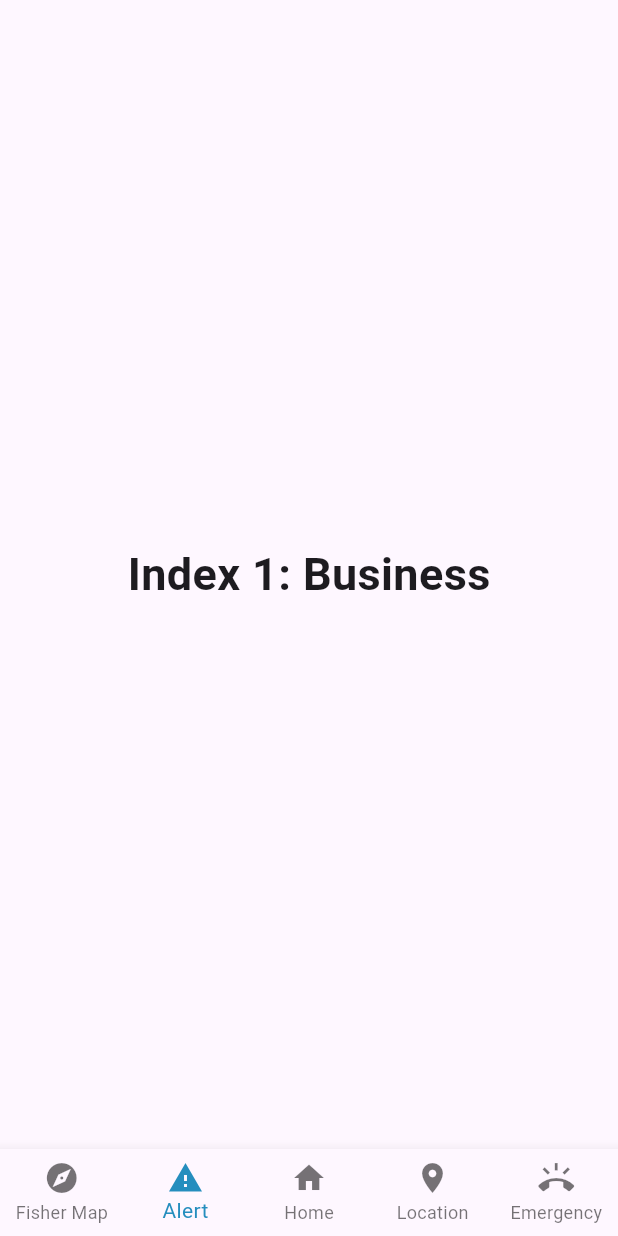
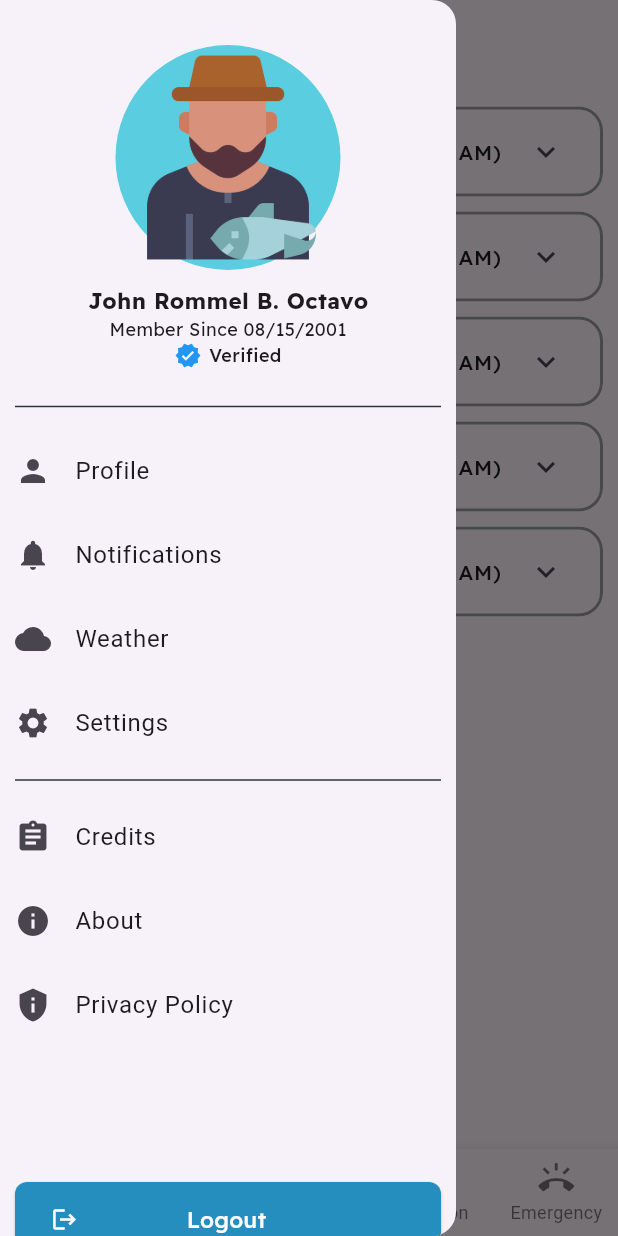
Before and after one commit to jirrroooo/FisherMapPH-Mobile-Application, a Flutter app: the screen it shows after launch, item 2 of the bottom bar chosen, with the side drawer open (before the commit the screen has no drawer), on a phone screen of 412 x 824 dp. Run offline on Flutter 3.47's test engine with Material 3 defaults, Android fonts, the phone set to English and light mode, and no system bars; our stand-ins replace bloc, flutter_bloc, flutter_secure_storage; project files that could hold a hidden picture were left out.

Commit message:
ui: location log and alert log pages

```diff
--- /dev/null
+++ b/lib/components/drawer.dart
@@ -0,0 +1,149 @@
+import 'package:flutter/material.dart';
+
+class AppDrawer extends StatelessWidget {
+  const AppDrawer({super.key});
+
+  @override
+  Widget build(BuildContext context) {
+    return Drawer(
+      child: Padding(
+        padding: const EdgeInsets.all(10.0),
+        child: Column(
+          children: [
+            SizedBox(
+              height: 20,
+            ),
+            Container(
+              width: 150.0,
+              height: 150.0,
+              decoration: BoxDecoration(
+                borderRadius: BorderRadius.all(Radius.circular(75.0)),
+                color: Color.fromRGBO(90, 205, 224, 1),
+              ),
+              child: Image.asset(
+                'assets/images/fisherman.png',
+              ),
+            ),
+            SizedBox(
+              height: 10,
+            ),
+            Text(
+              "John Rommel B. Octavo",
+              style: TextStyle(
+                  fontWeight: FontWeight.bold,
+                  fontSize: 15,
+                  fontFamily: "Readex Pro"),
+            ),
+            Text("Member Since 08/15/2001",
+                style: TextStyle(fontSize: 12, fontFamily: "Readex Pro")),
+            Row(
+              mainAxisAlignment: MainAxisAlignment.center,
+              children: [
+                Icon(
+                  Icons.verified,
+                  color: Colors.blue,
+                  size: 18,
+                ),
+                SizedBox(
+                  width: 5,
+                ),
+                Text("Verified",
+                    style: TextStyle(
+                        fontSize: 12,
+                        fontWeight: FontWeight.w500,
+                        fontFamily: "Readex Pro"))
+              ],
+            ),
+            SizedBox(
+              height: 10,
+            ),
+            const Divider(
+              height: 30,
+              thickness: 1,
+              color: Color.fromRGBO(47, 51, 64, 1),
+            ),
+            ListTile(
+              contentPadding: EdgeInsets.zero,
+              leading: Icon(Icons.person),
+              title: Text('Profile'),
+              onTap: () => {},
+            ),
+            ListTile(
+              contentPadding: EdgeInsets.zero,
+              leading: Icon(Icons.notifications),
+              title: Text('Notifications'),
+              onTap: () => {},
+            ),
+            ListTile(
+              contentPadding: EdgeInsets.zero,
+              leading: Icon(Icons.cloud),
+              title: Text('Weather'),
+              onTap: () => {},
+            ),
+            ListTile(
+              contentPadding: EdgeInsets.zero,
+              leading: Icon(Icons.settings),
+              title: Text('Settings'),
+              onTap: () => {},
+            ),
+            const Divider(
+              height: 20,
+              thickness: 1,
+              color: Color.fromRGBO(47, 51, 64, 1),
+            ),
+            ListTile(
+              contentPadding: EdgeInsets.zero,
+              leading: Icon(Icons.assignment),
+              title: Text('Credits'),
+              onTap: () => {},
+            ),
+            ListTile(
+              contentPadding: EdgeInsets.zero,
+              leading: Icon(Icons.info),
+              title: Text('About'),
+              onTap: () => {},
+            ),
+            ListTile(
+              contentPadding: EdgeInsets.zero,
+              leading: Icon(Icons.privacy_tip),
+              title: Text('Privacy Policy'),
+              onTap: () => {},
+            ),
+            SizedBox(
+              height: 90,
+            ),
+            ElevatedButton(
+                onPressed: () => {},
+                child: Row(
+                  mainAxisAlignment: MainAxisAlignment.spaceBetween,
+                  children: [
+                    Icon(
+                      Icons.logout,
+                      color: Colors.white,
+                    ),
+                    Text(
+                      "Logout",
+                      style: TextStyle(
+                          color: Colors.white,
+                          fontWeight: FontWeight.w500,
+                          fontFamily: "Readex Pro",
+                          fontSize: 15),
+                    ),
+                    SizedBox(
+                      width: 20,
+                    )
+                  ],
+                ),
+                style: ButtonStyle(
+                    minimumSize: MaterialStatePropertyAll(Size(270, 50)),
+                    backgroundColor: MaterialStatePropertyAll(
+                        Color.fromRGBO(37, 142, 190, 1)),
+                    shape: MaterialStatePropertyAll(RoundedRectangleBorder(
+                      borderRadius: BorderRadius.circular(8.0),
+                    ))))
+          ],
+        ),
+      ),
+    );
+  }
+}
--- /dev/null
+++ b/lib/features/alert_page/screens/alert_log_screen.dart
@@ -0,0 +1,151 @@
+import 'dart:ui';
+
+import 'package:fishermap_ph_mobileapp/components/drawer.dart';
+import 'package:flutter/material.dart';
+import 'package:flutter/widgets.dart';
+
+class AlertLogPage extends StatefulWidget {
+  const AlertLogPage({super.key});
+
+  @override
+  State<AlertLogPage> createState() => _AlertLogPageState();
+}
+
+class _AlertLogPageState extends State<AlertLogPage> {
+  TextStyle tableTitleStyle = TextStyle(
+      fontFamily: "Readex Pro", fontSize: 12, fontWeight: FontWeight.w500);
+
+  TextStyle tableValStyle = TextStyle(fontFamily: "Readex Pro", fontSize: 12);
+
+  @override
+  Widget build(BuildContext context) {
+    return Scaffold(
+      appBar: AppBar(
+        title: Text(
+          "Alert Logs",
+          style: TextStyle(
+              fontFamily: "Readex Pro",
+              fontSize: 22,
+              fontWeight: FontWeight.bold),
+        ),
+        centerTitle: true,
+      ),
+      body: Padding(
+        padding: const EdgeInsets.all(10.0),
+        child: ListView.builder(
+          physics: ClampingScrollPhysics(),
+          shrinkWrap: true,
+          scrollDirection: Axis.vertical,
+          itemCount: 5,
+          itemBuilder: (BuildContext context, int index) => Padding(
+            padding: const EdgeInsets.symmetric(vertical: 5),
+            child: ExpansionTile(
+              collapsedShape: RoundedRectangleBorder(
+                  borderRadius: BorderRadius.circular(16),
+                  side: BorderSide(color: Colors.grey, width: 2)),
+              leading: Icon(
+                Icons.warning_outlined,
+                color: Colors.red,
+              ),
+              title: Text(
+                'Storm Alert (08/15/2001 - 10:59 AM)',
+                style: TextStyle(
+                    fontFamily: "Readex Pro",
+                    fontWeight: FontWeight.w500,
+                    fontSize: 14),
+              ),
+              shape: RoundedRectangleBorder(
+                  borderRadius: BorderRadius.circular(16),
+                  side: BorderSide(
+                      color: Color.fromRGBO(47, 51, 64, 1), width: 2)),
+              children: [
+                DataTable(
+                  columns: <DataColumn>[
+                    DataColumn(
+                      label: Expanded(
+                        child: Text(
+                          "Parameters",
+                          style: tableTitleStyle,
+                        ),
+                      ),
+                    ),
+                    DataColumn(
+                      label: Expanded(
+                        child: Text(
+                          'Values',
+                          style: tableTitleStyle,
+                        ),
+                      ),
+                    ),
+                  ],
+                  rows: <DataRow>[
+                    DataRow(
+                      cells: <DataCell>[
+                        DataCell(Text('Description', style: tableValStyle)),
+                        DataCell(Text('Expect Heavy Rain and High Sea Wave',
+                            style: tableValStyle)),
+                      ],
+                    ),
+                    DataRow(
+                      cells: <DataCell>[
+                        DataCell(Text('Instruction', style: tableValStyle)),
+                        DataCell(Text(
+                            'Please go back to the seashore immediately!',
+                            style: tableValStyle)),
+                      ],
+                    ),
+                    DataRow(
+                      cells: <DataCell>[
+                        DataCell(Text('Classification', style: tableValStyle)),
+                        DataCell(Text('High', style: tableValStyle)),
+                      ],
+                    ),
+                    DataRow(
+                      cells: <DataCell>[
+                        DataCell(Text('Location', style: tableValStyle)),
+                        DataCell(
+                            Text('[121.763, 16.739]', style: tableValStyle)),
+                      ],
+                    ),
+                    DataRow(
+                      cells: <DataCell>[
+                        DataCell(Text('Radius', style: tableValStyle)),
+                        DataCell(Text('10 Kilometers', style: tableValStyle)),
+                      ],
+                    ),
+                    DataRow(
+                      cells: <DataCell>[
+                        DataCell(Text('Status', style: tableValStyle)),
+                        DataCell(Text('Active', style: tableValStyle)),
+                      ],
+                    ),
+                  ],
+                ),
+                ElevatedButton(
+                    onPressed: () => {},
+                    child: Text(
+                      "Locate in FisherMap PH",
+                      style: TextStyle(
+                          fontFamily: "Readex Pro",
+                          fontSize: 15,
+                          fontWeight: FontWeight.w500,
+                          color: Colors.white),
+                    ),
+                    style: ButtonStyle(
+                        minimumSize: MaterialStatePropertyAll(Size(200, 40)),
+                        backgroundColor: MaterialStatePropertyAll(
+                            Color.fromRGBO(37, 142, 190, 1)),
+                        shape: MaterialStatePropertyAll(RoundedRectangleBorder(
+                          borderRadius: BorderRadius.circular(8.0),
+                        )))),
+                SizedBox(
+                  height: 10,
+                )
+              ],
+            ),
+          ),
+        ),
+      ),
+    );
+  }
+}
--- a/lib/features/homepage/screens/home_screen.dart
+++ b/lib/features/homepage/screens/home_screen.dart
@@ -362,7 +362,7 @@ class _HomeScreenState extends State<HomeScreen> {
               Row(
                 mainAxisAlignment: MainAxisAlignment.spaceBetween,
                 children: [
-                  Text("Latest Logged Alerts",
+                  Text("Latest Location Logs",
                       style: TextStyle(
                           fontFamily: "Readex Pro",
                           fontSize: 15,
--- a/lib/home/home.dart
+++ b/lib/home/home.dart
@@ -1,4 +1,7 @@
+import 'package:fishermap_ph_mobileapp/components/drawer.dart';
+import 'package:fishermap_ph_mobileapp/features/alert_page/screens/alert_log_screen.dart';
 import 'package:fishermap_ph_mobileapp/features/homepage/screens/home_screen.dart';
+import 'package:fishermap_ph_mobileapp/features/location_page/location_log_screen/location_log_screen.dart';
 import 'package:flutter/material.dart';
 
 class Homepage extends StatefulWidget {
@@ -19,15 +22,9 @@ class _HomepageState extends State<Homepage> {
       'Index 0: Home',
       style: optionStyle,
     ),
-    Text(
-      'Index 1: Business',
-      style: optionStyle,
-    ),
+    AlertLogPage(),
     HomeScreen(),
-    Text(
-      'Index 3: Business',
-      style: optionStyle,
-    ),
+    LocationLogPage(),
     Text(
       'Index 4: School',
       style: optionStyle,
@@ -46,6 +43,7 @@ class _HomepageState extends State<Homepage> {
       body: Center(
         child: _widgetOptions.elementAt(_selectedIndex),
       ),
+      drawer: AppDrawer(),
       bottomNavigationBar: BottomNavigationBar(
         type: BottomNavigationBarType.fixed,
         items: const <BottomNavigationBarItem>[
--- a/lib/main.dart
+++ b/lib/main.dart
@@ -1,7 +1,5 @@
 import 'package:fishermap_ph_mobileapp/app_routes.dart';
 import 'package:fishermap_ph_mobileapp/features/auth/bloc/auth_bloc.dart';
-import 'package:fishermap_ph_mobileapp/features/auth/screens/login_screen.dart';
-import 'package:fishermap_ph_mobileapp/features/auth/screens/register_screen.dart';
 import 'package:flutter/material.dart';
 import 'package:flutter_bloc/flutter_bloc.dart';
 
```
Also changed, not shown: lib/features/location_page/location_log_screen/location_log_screen.dart (added, +146 -0 lines), assets/images/fisherman.png (added).
